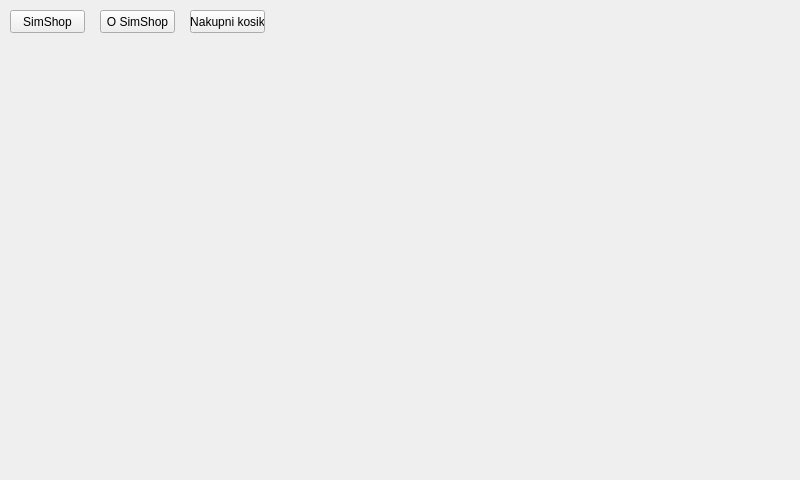
Old version of the form SimShopQT/SimShop.ui in the repository Lumir-Ludvik/SimShopQT.
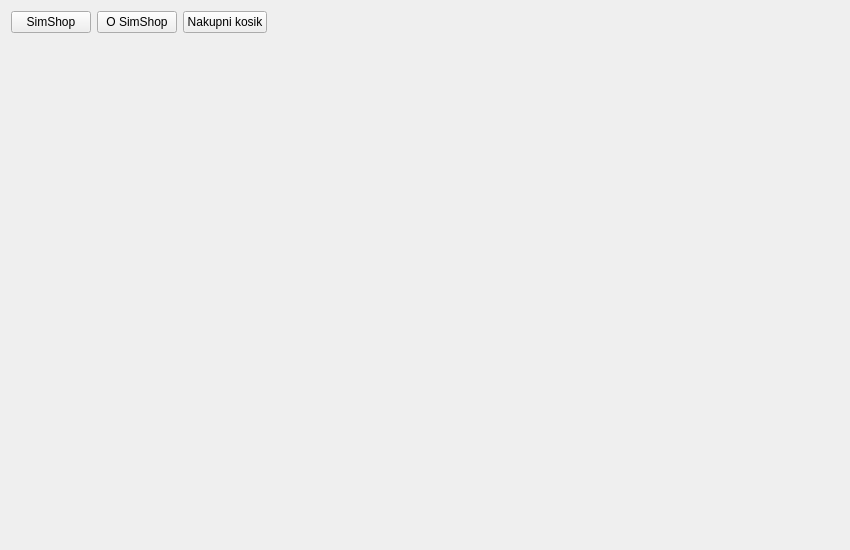
New version of the form.

```diff
--- a/SimShopQT/SimShop.ui
+++ b/SimShopQT/SimShop.ui
@@ -6,64 +6,59 @@
    <rect>
     <x>0</x>
     <y>0</y>
-    <width>800</width>
-    <height>480</height>
+    <width>850</width>
+    <height>550</height>
    </rect>
   </property>
   <property name="windowTitle">
    <string>SimShop</string>
   </property>
+  <layout class="QVBoxLayout" name="verticalLayout">
+   <item>
+    <layout class="QHBoxLayout" name="horizontalLayout_2">
+     <item>
   <widget class="QPushButton" name="simShopButton">
-   <property name="geometry">
-    <rect>
-     <x>10</x>
-     <y>10</y>
-     <width>75</width>
-     <height>23</height>
-    </rect>
-   </property>
    <property name="text">
     <string>SimShop</string>
    </property>
   </widget>
+     </item>
+     <item>
   <widget class="QPushButton" name="aboutButton">
-   <property name="geometry">
-    <rect>
-     <x>100</x>
-     <y>10</y>
-     <width>75</width>
-     <height>23</height>
-    </rect>
-   </property>
    <property name="text">
     <string>O SimShop</string>
    </property>
   </widget>
+     </item>
+     <item>
   <widget class="QPushButton" name="shoppingCartButton">
-   <property name="geometry">
-    <rect>
-     <x>190</x>
-     <y>10</y>
-     <width>75</width>
-     <height>23</height>
-    </rect>
-   </property>
    <property name="text">
     <string>Nakupni kosik</string>
    </property>
   </widget>
+     </item>
+     <item>
+      <spacer name="horizontalSpacer">
+       <property name="orientation">
+        <enum>Qt::Horizontal</enum>
+       </property>
+       <property name="sizeHint" stdset="0">
+        <size>
+         <width>40</width>
+         <height>20</height>
+        </size>
+       </property>
+      </spacer>
+     </item>
+    </layout>
+   </item>
+   <item>
   <widget class="QStackedWidget" name="stackedWidget">
-   <property name="geometry">
-    <rect>
-     <x>10</x>
-     <y>40</y>
-     <width>801</width>
-     <height>451</height>
-    </rect>
-   </property>
    <widget class="QWidget" name="page"/>
    <widget class="QWidget" name="page_2"/>
   </widget>
+   </item>
+  </layout>
  </widget>
  <resources/>
  <connections/>
```
Lines whose indentation alone changed are shown as unchanged.
